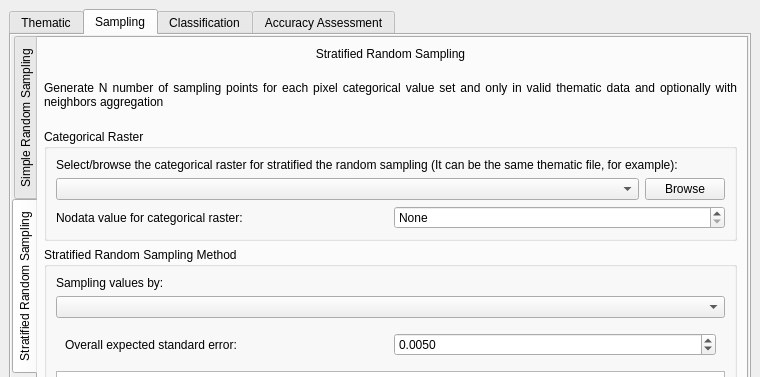
Before: the Qt Designer form ui/acatama_dockwidget.ui in SMByC/AcATaMa, drawn with Qt 5; both pictures show x 0 to 760 and y 0 to 377 of the 760 by 1255 pixel window.
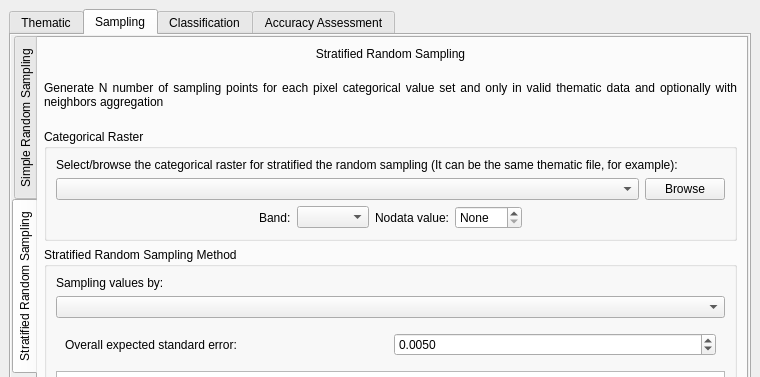
After: the same form once the commit is applied. The open tabs and pages were chosen to show the change. Icons and pictures are not drawn. Custom widgets are drawn as their Qt base class.

Commit message: Now is possible select the band where is the data of interest for the thematic and categorical raster selected

```diff
--- a/ui/acatama_dockwidget.ui
+++ b/ui/acatama_dockwidget.ui
@@ -293,8 +293,8 @@
             <rect>
              <x>0</x>
              <y>0</y>
-             <width>736</width>
-             <height>1132</height>
+             <width>716</width>
+             <height>1326</height>
             </rect>
            </property>
            <layout class="QVBoxLayout" name="verticalLayout_6">
@@ -640,10 +640,33 @@
                          <property name="margin">
                           <number>0</number>
                          </property>
+                         <item>
+                          <spacer name="horizontalSpacer_11">
+                           <property name="orientation">
+                            <enum>Qt::Horizontal</enum>
+                           </property>
+                           <property name="sizeHint" stdset="0">
+                            <size>
+                             <width>40</width>
+                             <height>20</height>
+                            </size>
+                           </property>
+                          </spacer>
+                         </item>
+                         <item>
+                          <widget class="QLabel" name="label_31">
+                           <property name="text">
+                            <string>Band:</string>
+                           </property>
+                          </widget>
+                         </item>
+                         <item>
+                          <widget class="QComboBox" name="QCBox_band_CategRaster_StraRS"/>
+                         </item>
                          <item>
                           <widget class="QLabel" name="label_6">
                            <property name="text">
-                            <string>Nodata value for categorical raster:</string>
+                            <string>Nodata value:</string>
                            </property>
                           </widget>
                          </item>
@@ -666,6 +689,19 @@
                            </property>
                           </widget>
                          </item>
+                         <item>
+                          <spacer name="horizontalSpacer_12">
+                           <property name="orientation">
+                            <enum>Qt::Horizontal</enum>
+                           </property>
+                           <property name="sizeHint" stdset="0">
+                            <size>
+                             <width>40</width>
+                             <height>20</height>
+                            </size>
+                           </property>
+                          </spacer>
+                         </item>
                         </layout>
                        </widget>
                       </item>
```
Left out of the diff: 59 changed lines with no effect on the pictures. The commit also changes 8 other files.
